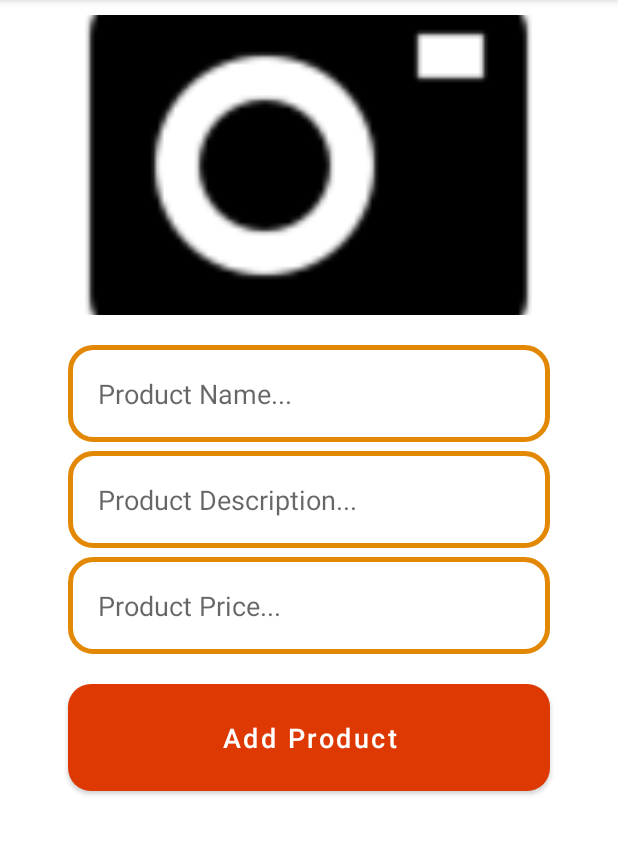
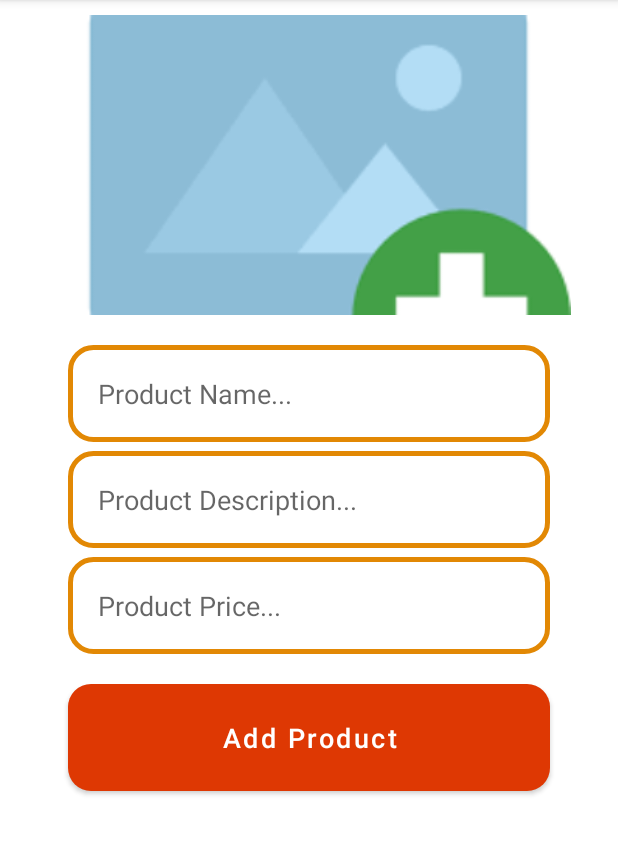
Before and after one commit to josephmusila/shopping-cart-java, an Android app: the AdminAddNewProductActivity screen opened directly, with no data from a screen before it, on a phone screen of 412 x 824 dp, the part 84-939 px from its top. Run offline under Robolectric (Android 15) with nearby library versions, the phone set to English and light mode, and no system bars; our stand-ins replace Firebase (no records; nobody signed in at launch, a user with empty details on screens opened directly); 1 statement that could not run was skipped.

Commit message:
"changed the add product image photo"

```diff
--- a/app/src/main/res/layout/activity_admin_add_new_product.xml
+++ b/app/src/main/res/layout/activity_admin_add_new_product.xml
@@ -11,7 +11,7 @@
         android:layout_height="200dp"
         android:cropToPadding="false"
         android:scaleType="centerCrop"
-        android:src="@drawable/select_product_image"
+        android:src="@drawable/add"
         android:layout_centerHorizontal="true"
         android:layout_marginTop="10dp"
         />
```
Also changed, not shown: app/src/main/res/drawable/add.png (added).
